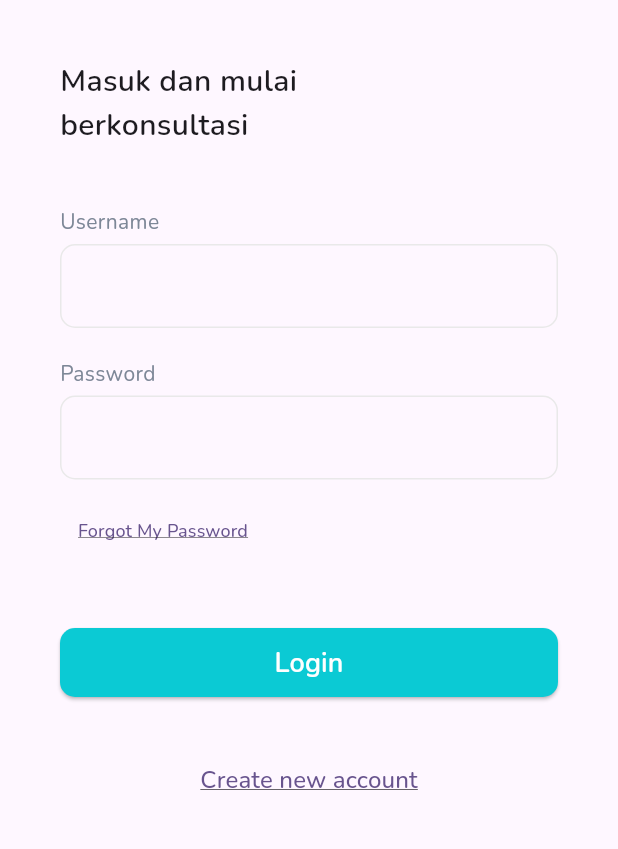
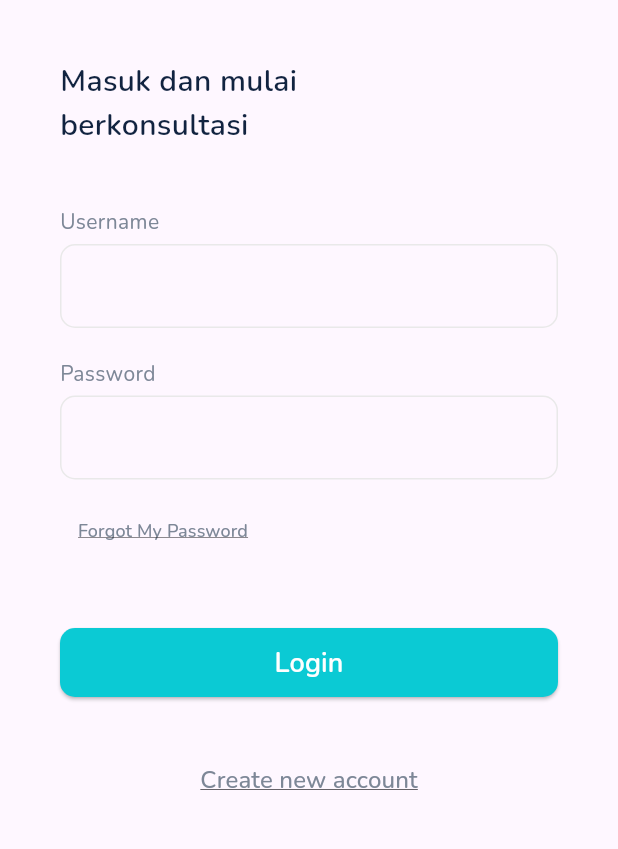
Before and after one commit to yayakyogi/my-doctor-app, a Flutter app: the screen it shows after launch, after a tap on "Sign In", on a phone screen of 412 x 824 dp, the part 173-1022 px from its top. Run offline on Flutter 3.47's test engine with Material 3 defaults, Android fonts, the phone set to English and light mode, and no system bars.

Commit message:
fix login screen

```diff
--- a/lib/pages/login_screen.dart
+++ b/lib/pages/login_screen.dart
@@ -1,4 +1,5 @@
 import 'package:flutter/material.dart';
+import 'package:my_doctor/theme.dart';
 import 'package:my_doctor/widgets/logo_icon.dart';
 
 class LoginScreen extends StatefulWidget {
@@ -25,17 +26,18 @@ class _LoginScreenState extends State<LoginScreen> {
                 children: [
                   const LogoIcon(),
                   const SizedBox(height: 40),
-                  const Text(
+                  Text(
                     'Masuk dan mulai\nberkonsultasi',
-                    style: TextStyle(
+                    style: font_semibold.copyWith(
                       fontSize: 20,
-                      fontWeight: FontWeight.w600,
+                      color: textPrimaryColor,
                     ),
                   ),
                   const SizedBox(height: 40),
+                  // USERNAME
                   const Text(
                     'Username ',
-                    style: TextStyle(color: Color(0xff7D8797)),
+                    style: TextStyle(color: textSecondaryColor),
                   ),
                   const SizedBox(height: 5),
                   TextField(
@@ -44,14 +46,14 @@ class _LoginScreenState extends State<LoginScreen> {
                       labelText: '',
                       enabledBorder: OutlineInputBorder(
                         borderSide: const BorderSide(
-                          color: Color(0xffE9E9E9),
+                          color: borderColor,
                           width: 1,
                         ),
                         borderRadius: BorderRadius.circular(10),
                       ),
                       focusedBorder: const OutlineInputBorder(
                         borderSide: BorderSide(
-                          color: Color(0xffE9E9E9),
+                          color: borderColor,
                           width: 1,
                         ),
                       ),
@@ -61,7 +63,7 @@ class _LoginScreenState extends State<LoginScreen> {
                   // PASSWORD
                   const Text(
                     'Password',
-                    style: TextStyle(color: Color(0xff7D8797)),
+                    style: TextStyle(color: textSecondaryColor),
                   ),
                   const SizedBox(height: 5),
                   TextField(
@@ -72,14 +74,14 @@ class _LoginScreenState extends State<LoginScreen> {
                       labelText: '',
                       enabledBorder: OutlineInputBorder(
                         borderSide: const BorderSide(
-                          color: Color(0xffE9E9E9),
+                          color: borderColor,
                           width: 1,
                         ),
                         borderRadius: BorderRadius.circular(10),
                       ),
                       focusedBorder: const OutlineInputBorder(
                         borderSide: BorderSide(
-                          color: Color(0xffE9E9E9),
+                          color: borderColor,
                           width: 1,
                         ),
                       ),
@@ -93,6 +95,7 @@ class _LoginScreenState extends State<LoginScreen> {
                       style: TextStyle(
                         decoration: TextDecoration.underline,
                         fontSize: 12,
+                        color: textSecondaryColor,
                       ),
                     ),
                   ),
@@ -103,7 +106,7 @@ class _LoginScreenState extends State<LoginScreen> {
                       onPressed: () {},
                       style: ElevatedButton.styleFrom(
                         padding: const EdgeInsets.all(10),
-                        backgroundColor: const Color(0xff0BCAD4),
+                        backgroundColor: primaryColor,
                         shape: RoundedRectangleBorder(
                           borderRadius: BorderRadius.circular(10),
                         ),
@@ -111,7 +114,7 @@ class _LoginScreenState extends State<LoginScreen> {
                       child: const Text(
                         'Login',
                         style: TextStyle(
-                          color: Colors.white,
+                          color: whiteColor,
                           fontSize: 18,
                           fontWeight: FontWeight.w600,
                         ),
@@ -127,6 +130,7 @@ class _LoginScreenState extends State<LoginScreen> {
                         style: TextStyle(
                           decoration: TextDecoration.underline,
                           fontSize: 16,
+                          color: textSecondaryColor,
                         ),
                       ),
                     ),
--- a/lib/theme.dart
+++ b/lib/theme.dart
@@ -4,14 +4,14 @@ import 'package:flutter/material.dart';
 
 const Color primaryColor = Color(0xff0BCAD4);
 const Color secondaryColor = Color(0xffEDFCFD);
-const Color blackColor = Color(0xff112340);
+const Color textPrimaryColor = Color(0xff112340);
+const Color textSecondaryColor = Color(0xff7D8797);
+const Color dangerColor = Color(0xffE06379);
+const Color disabledColor = Color(0xffEDEEF0);
+const Color infoColor = Color(0xff0066CB);
+const Color borderColor = Color(0xffE9E9E9);
 const Color whiteColor = Color(0xffFFFFFF);
-const Color greyColor = Color(0xff7D8797);
-const Color redColor = Color(0xffE06379);
-const Color grayColor = Color(0xffEDEEF0);
-const Color blueColor = Color(0xff0066CB);
 
-const TextStyle font_reduler = TextStyle(fontWeight: FontWeight.w400);
 const TextStyle font_semibold = TextStyle(fontWeight: FontWeight.w600);
 
 BorderRadius borderRadius = BorderRadius.circular(10);
```
